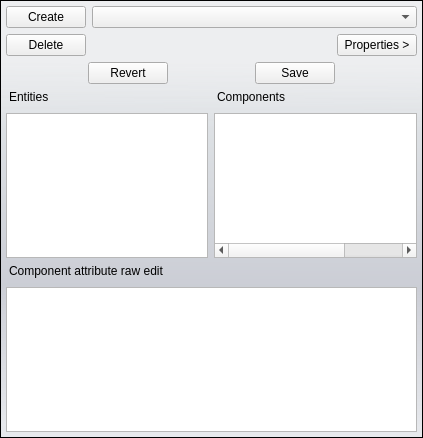
First picture: the form in bin/data/ui/eceditor.ui, repository realXtend/tundra, before the edit.
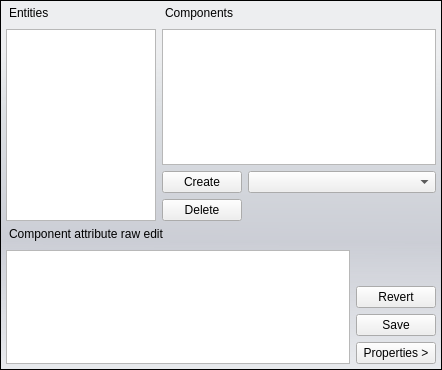
Second picture: the form after the edit.

Commit message: EC-editor layout tweaking & CMakeLists.txt cleanup.

Diff of the .ui file:
```diff
--- a/bin/data/ui/eceditor.ui
+++ b/bin/data/ui/eceditor.ui
@@ -6,8 +6,8 @@
    <rect>
     <x>0</x>
     <y>0</y>
-    <width>423</width>
-    <height>438</height>
+    <width>442</width>
+    <height>370</height>
    </rect>
   </property>
   <property name="windowTitle">
@@ -49,127 +49,6 @@
       </property>
       <item>
        <layout class="QVBoxLayout" name="verticalLayout">
-        <item>
-         <layout class="QHBoxLayout" name="horizontalLayout_4">
-          <item>
-           <widget class="QPushButton" name="but_create">
-            <property name="sizePolicy">
-             <sizepolicy hsizetype="Maximum" vsizetype="Fixed">
-              <horstretch>0</horstretch>
-              <verstretch>0</verstretch>
-             </sizepolicy>
-            </property>
-            <property name="text">
-             <string>Create</string>
-            </property>
-           </widget>
-          </item>
-          <item>
-           <widget class="QComboBox" name="combo_create">
-            <property name="sizePolicy">
-             <sizepolicy hsizetype="Minimum" vsizetype="Fixed">
-              <horstretch>0</horstretch>
-              <verstretch>0</verstretch>
-             </sizepolicy>
-            </property>
-           </widget>
-          </item>
-         </layout>
-        </item>
-        <item>
-         <layout class="QHBoxLayout" name="horizontalLayout_5">
-          <item>
-           <widget class="QPushButton" name="but_delete">
-            <property name="sizePolicy">
-             <sizepolicy hsizetype="Maximum" vsizetype="Fixed">
-              <horstretch>0</horstretch>
-              <verstretch>0</verstretch>
-             </sizepolicy>
-            </property>
-            <property name="text">
-             <string>Delete</string>
-            </property>
-           </widget>
-          </item>
-          <item>
-           <spacer name="horizontalSpacer_4">
-            <property name="orientation">
-             <enum>Qt::Horizontal</enum>
-            </property>
-            <property name="sizeHint" stdset="0">
-             <size>
-              <width>40</width>
-              <height>20</height>
-             </size>
-            </property>
-           </spacer>
-          </item>
-          <item>
-           <widget class="QPushButton" name="but_show_properties">
-            <property name="text">
-             <string>Properties &gt;</string>
-            </property>
-           </widget>
-          </item>
-         </layout>
-        </item>
-        <item>
-         <layout class="QHBoxLayout" name="horizontalLayout_2">
-          <item>
-           <spacer name="horizontalSpacer">
-            <property name="orientation">
-             <enum>Qt::Horizontal</enum>
-            </property>
-            <property name="sizeHint" stdset="0">
-             <size>
-              <width>40</width>
-              <height>20</height>
-             </size>
-            </property>
-           </spacer>
-          </item>
-          <item>
-           <widget class="QPushButton" name="but_revert">
-            <property name="text">
-             <string>Revert</string>
-            </property>
-           </widget>
-          </item>
-          <item>
-           <spacer name="horizontalSpacer_3">
-            <property name="orientation">
-             <enum>Qt::Horizontal</enum>
-            </property>
-            <property name="sizeHint" stdset="0">
-             <size>
-              <width>40</width>
-              <height>20</height>
-             </size>
-            </property>
-           </spacer>
-          </item>
-          <item>
-           <widget class="QPushButton" name="but_save">
-            <property name="text">
-             <string>Save</string>
-            </property>
-           </widget>
-          </item>
-          <item>
-           <spacer name="horizontalSpacer_2">
-            <property name="orientation">
-             <enum>Qt::Horizontal</enum>
-            </property>
-            <property name="sizeHint" stdset="0">
-             <size>
-              <width>40</width>
-              <height>20</height>
-             </size>
-            </property>
-           </spacer>
-          </item>
-         </layout>
-        </item>
         <item>
          <layout class="QHBoxLayout" name="horizontalLayout_3">
           <item>
@@ -184,11 +63,23 @@
             <item>
              <widget class="QListWidget" name="list_entities">
               <property name="sizePolicy">
-               <sizepolicy hsizetype="Expanding" vsizetype="Expanding">
+               <sizepolicy hsizetype="Preferred" vsizetype="MinimumExpanding">
                 <horstretch>0</horstretch>
-                <verstretch>0</verstretch>
+                <verstretch>3</verstretch>
                </sizepolicy>
               </property>
+              <property name="minimumSize">
+               <size>
+                <width>0</width>
+                <height>0</height>
+               </size>
+              </property>
+              <property name="maximumSize">
+               <size>
+                <width>150</width>
+                <height>16777215</height>
+               </size>
+              </property>
              </widget>
             </item>
            </layout>
@@ -219,9 +110,33 @@
               <attribute name="headerVisible">
                <bool>false</bool>
               </attribute>
+              <attribute name="headerDefaultSectionSize">
+               <number>80</number>
+              </attribute>
+              <attribute name="headerHighlightSections">
+               <bool>false</bool>
+              </attribute>
+              <attribute name="headerMinimumSectionSize">
+               <number>0</number>
+              </attribute>
+              <attribute name="headerStretchLastSection">
+               <bool>false</bool>
+              </attribute>
+              <attribute name="headerDefaultSectionSize">
+               <number>80</number>
+              </attribute>
               <attribute name="headerVisible">
                <bool>false</bool>
               </attribute>
+              <attribute name="headerMinimumSectionSize">
+               <number>0</number>
+              </attribute>
+              <attribute name="headerHighlightSections">
+               <bool>false</bool>
+              </attribute>
+              <attribute name="headerStretchLastSection">
+               <bool>false</bool>
+              </attribute>
               <column>
                <property name="text">
                 <string notr="true">1</string>
@@ -239,20 +154,60 @@
               </column>
              </widget>
             </item>
+            <item>
+             <layout class="QHBoxLayout" name="horizontalLayout_2">
+              <item>
+               <widget class="QPushButton" name="but_create">
+                <property name="sizePolicy">
+                 <sizepolicy hsizetype="Maximum" vsizetype="Fixed">
+                  <horstretch>0</horstretch>
+                  <verstretch>0</verstretch>
+                 </sizepolicy>
+                </property>
+                <property name="text">
+                 <string>Create</string>
+                </property>
+               </widget>
+              </item>
+              <item>
+               <widget class="QComboBox" name="combo_create">
+                <property name="sizePolicy">
+                 <sizepolicy hsizetype="Minimum" vsizetype="Fixed">
+                  <horstretch>0</horstretch>
+                  <verstretch>0</verstretch>
+                 </sizepolicy>
+                </property>
+               </widget>
+              </item>
+             </layout>
+            </item>
+            <item>
+             <widget class="QPushButton" name="but_delete">
+              <property name="sizePolicy">
+               <sizepolicy hsizetype="Maximum" vsizetype="Fixed">
+                <horstretch>0</horstretch>
+                <verstretch>0</verstretch>
+               </sizepolicy>
+              </property>
+              <property name="text">
+               <string>Delete</string>
+              </property>
+             </widget>
+            </item>
            </layout>
           </item>
          </layout>
         </item>
         <item>
-         <layout class="QVBoxLayout" name="verticalLayout_2">
-          <item>
+         <layout class="QGridLayout" name="gridLayout">
+          <item row="0" column="0">
            <widget class="QLabel" name="label_rawedit">
             <property name="text">
              <string>Component attribute raw edit</string>
             </property>
            </widget>
           </item>
-          <item>
+          <item row="4" column="0">
            <widget class="QTextEdit" name="text_attredit">
             <property name="sizePolicy">
              <sizepolicy hsizetype="Expanding" vsizetype="Preferred">
@@ -260,8 +215,58 @@
               <verstretch>0</verstretch>
              </sizepolicy>
             </property>
+            <property name="maximumSize">
+             <size>
+              <width>350</width>
+              <height>16777215</height>
+             </size>
+            </property>
            </widget>
           </item>
+          <item row="4" column="5">
+           <layout class="QVBoxLayout" name="verticalLayout_2">
+            <item>
+             <spacer name="verticalSpacer">
+              <property name="orientation">
+               <enum>Qt::Vertical</enum>
+              </property>
+              <property name="sizeHint" stdset="0">
+               <size>
+                <width>20</width>
+                <height>40</height>
+               </size>
+              </property>
+             </spacer>
+            </item>
+            <item>
+             <widget class="QPushButton" name="but_revert">
+              <property name="text">
+               <string>Revert</string>
+              </property>
+             </widget>
+            </item>
+            <item>
+             <widget class="QPushButton" name="but_save">
+              <property name="text">
+               <string>Save</string>
+              </property>
+             </widget>
+            </item>
+            <item>
+             <widget class="QPushButton" name="but_show_properties">
+              <property name="sizePolicy">
+               <sizepolicy hsizetype="Fixed" vsizetype="Fixed">
+                <horstretch>0</horstretch>
+                <verstretch>0</verstretch>
+               </sizepolicy>
+              </property>
+              <property name="text">
+               <string>Properties &gt;</string>
+              </property>
+             </widget>
+            </item>
+           </layout>
+          </item>
          </layout>
         </item>
        </layout>
```
The commit also changes 3 other files.
